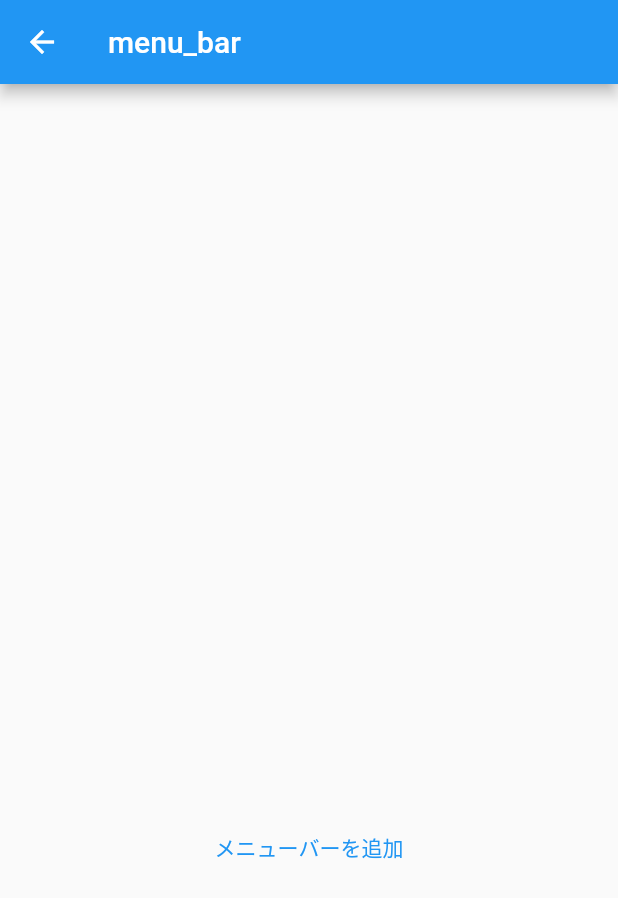
After one commit to morio77/flutter-desktop-samples-mac, a Flutter app: the MenuBar screen opened directly, after a tap on "メニューバーを追加", on a phone screen of 412 x 824 dp. The commit adds this screen. Shown: the top 898 px of the screen. Run offline on Flutter 3.47's test engine with Material 2 defaults, Android fonts, the phone set to English and light mode, and no system bars; missing offline and left inert: file_selector, menubar.

Commit message:
動的にメニューバーを作成するサンプルを追加

```diff
--- /dev/null
+++ b/lib/functions/menu_bar.dart
@@ -0,0 +1,57 @@
+import 'package:flutter/cupertino.dart';
+import 'package:flutter/material.dart';
+import 'package:menubar/menubar.dart';
+
+class MenuBar extends StatefulWidget {
+  @override
+  _MenuBarState createState() => _MenuBarState();
+}
+
+class _MenuBarState extends State<MenuBar> {
+  var menuLabel = '';
+  @override
+  Widget build(BuildContext context) {
+    return Scaffold(
+      appBar: AppBar(
+        title: Text('menu_bar'),
+      ),
+      body: Center(
+        child: Column(
+          mainAxisAlignment: MainAxisAlignment.spaceEvenly,
+          children: [
+            Text(menuLabel),
+            TextButton(
+              onPressed: () => addMenuBar(),
+                child: Text('メニューバーを追加'),
+            )
+          ],
+        ),
+      ),
+    );
+  }
+
+  Future<void> addMenuBar() async {
+    // メニューアイテムを作成(メニューバーをクリックしたときに出てくる中身の項目)
+    var menuItems = <MenuItem>[];
+    final greetings = ['おはようございます', 'こんにちは', 'こんばんは',];
+
+    for (final greetingString in greetings) {
+      menuItems.add(
+        MenuItem(
+            label: greetingString,
+            onClicked: () => {
+              setState(() {
+                menuLabel = greetingString;
+              }),
+            }
+        ),
+      );
+    }
+
+    // メニューアイテムをサブメニューとして作成
+    final subMenu = Submenu(label: 'あいさつ', children: menuItems);
+
+    // メニューバーにサブメニューをセットする
+    await setApplicationMenu([subMenu]);
+  }
+}
--- a/lib/main.dart
+++ b/lib/main.dart
@@ -1,4 +1,5 @@
 import 'package:flutter/material.dart';
+import 'package:flutter_desktop_samples_mac/functions/menu_bar.dart';
 
 import 'functions/file_selector.dart';
 import 'functions/get_network_image.dart';
@@ -45,6 +46,7 @@ class MyHomePage extends StatelessWidget {
     final listViewItems = [
       _listItem('file_selector', FileSelector()),
       _listItem('get_network_image', GetNetworkImage()),
+      _listItem('menu_bar', MenuBar()),
     ];
 
     return Scaffold(
--- a/pubspec.yaml
+++ b/pubspec.yaml
@@ -31,6 +31,10 @@ dependencies:
   pedantic: ^1.11.0
   file_selector: ^0.8.2
   file_selector_macos: ^0.0.4
+  menubar:
+    git:
+      url: https://github.com/google/flutter-desktop-embedding.git
+      path: plugins/menubar
 
 dev_dependencies:
   flutter_test:
```
Also changed, not shown: pubspec.lock, 2 other files.
